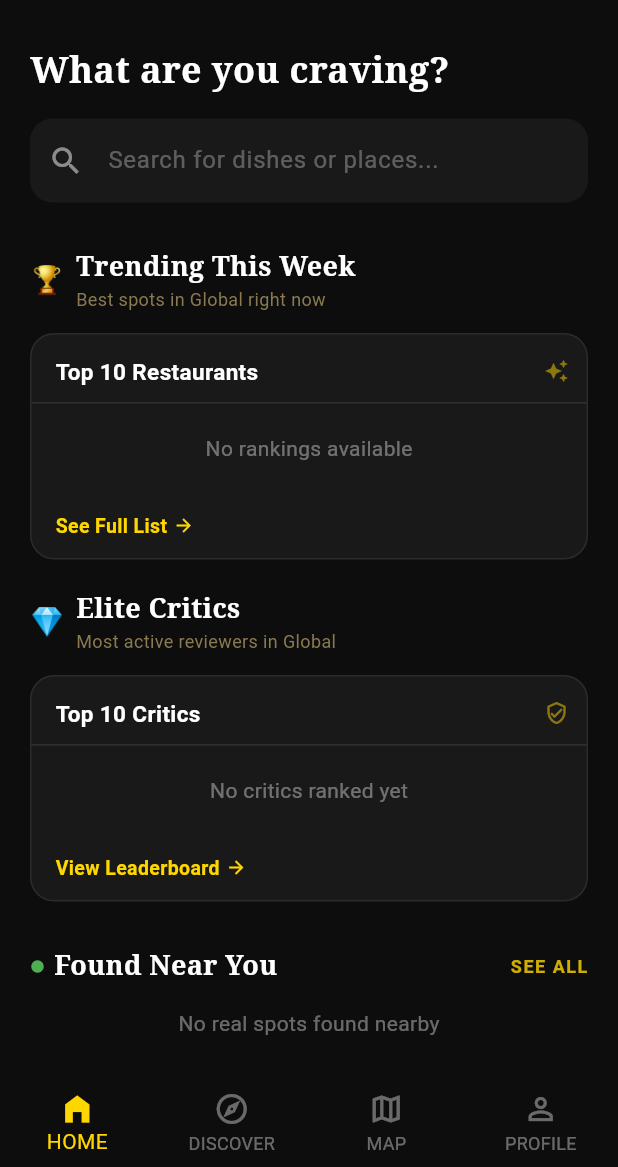
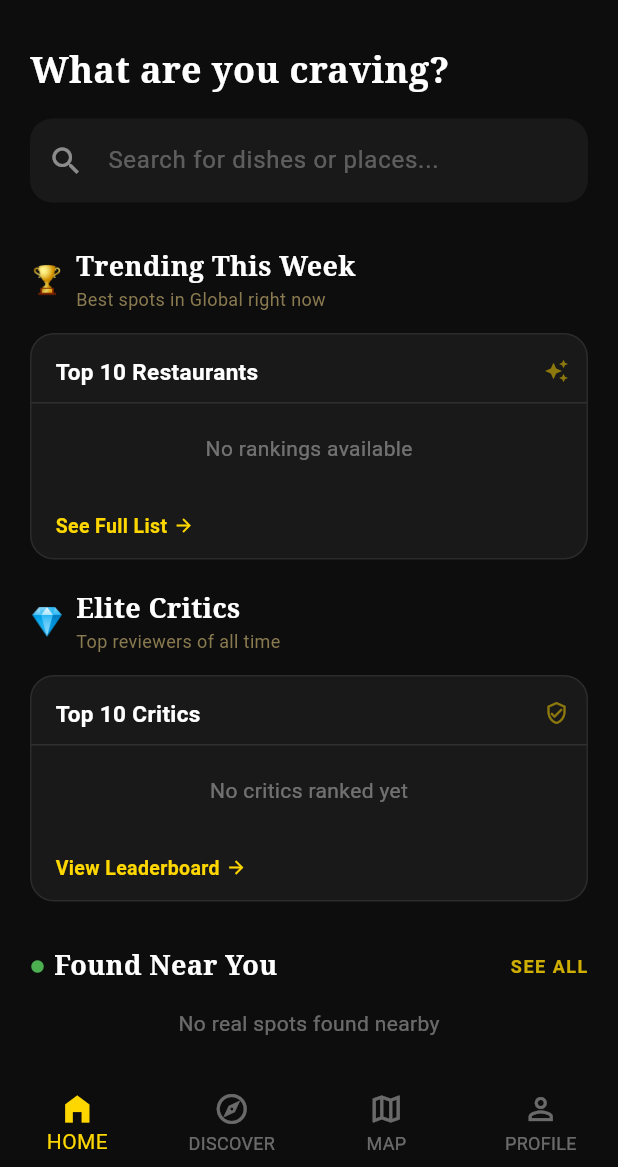
Before and after one commit to shagoruzumaki/LocalLense, a Flutter app: the HomePage screen opened by its route, on a phone screen of 412 x 824 dp, the part 69-1236 px from its top. Run offline on Flutter 3.47's test engine with Material 3 defaults, Android fonts, the phone set to English and light mode, and no system bars; our stand-ins replace flutter_local_notifications, flutter_map, geolocator, image_picker, latlong2, supabase_flutter; accounts and stored records are empty.

Commit message:
critics solve

```diff
--- a/lib/screen/home_page.dart
+++ b/lib/screen/home_page.dart
@@ -125,7 +125,7 @@ class _HomePageState extends State<HomePage>
               : currentNeighbourhood,
         );
         _top10CriticsFuture = _top10Service.getTopCritics(
-          filter: 'week',
+          filter: 'alltime',
           neighbourhood: currentNeighbourhood == 'Global'
               ? null
               : currentNeighbourhood,
@@ -547,7 +547,7 @@ class _HomePageState extends State<HomePage>
         _buildSectionHeader(
           '💎',
           'Elite Critics',
-          'Most active reviewers in $_neighbourhood',
+          'Top reviewers of all time',
         ),
         const SizedBox(height: 14),
         Padding(
```
